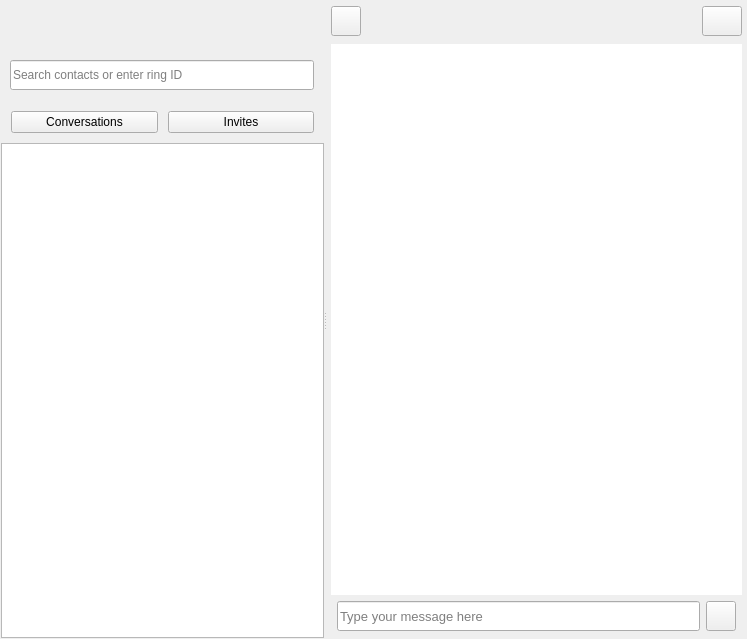
This is callwidget.ui in savoirfairelinux/jami-client-windows as Qt 5 draws it before an edit. The edited form follows.
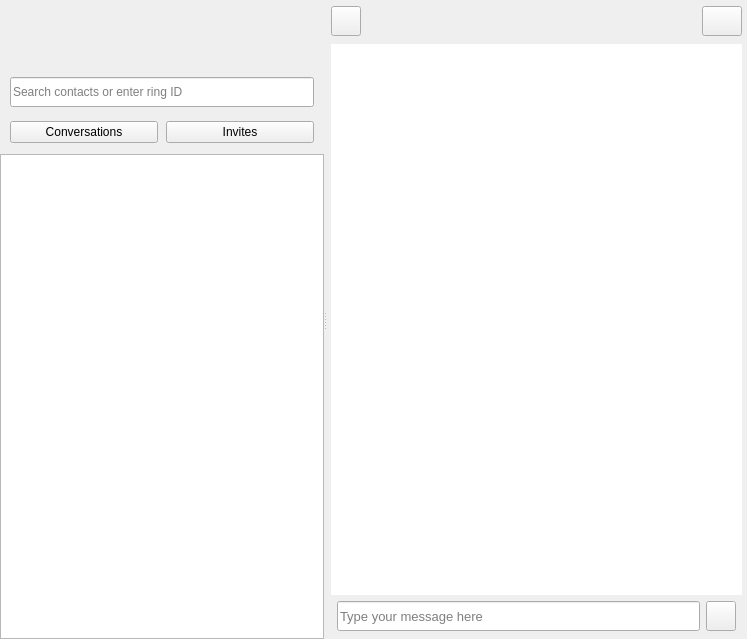
This is the edited form. Icons and pictures are not drawn. Custom widgets are drawn as their Qt base class.

Commit message: ui margin changes and shadowEffect

What changed in the file:
```diff
--- a/callwidget.ui
+++ b/callwidget.ui
@@ -93,12 +93,44 @@
           <number>0</number>
          </property>
          <item row="0" column="0">
-          <layout class="QVBoxLayout" name="verticalLayout_2" stretch="0,0,0">
+          <layout class="QVBoxLayout" name="verticalLayout_2" stretch="0,0">
            <property name="spacing">
             <number>0</number>
            </property>
            <property name="sizeConstraint">
             <enum>QLayout::SetDefaultConstraint</enum>
+           </property>
+           <item>
+            <widget class="QWidget" name="smartListWidget" native="true">
+             <layout class="QVBoxLayout" name="verticalLayout_5">
+              <property name="spacing">
+               <number>2</number>
+              </property>
+              <property name="leftMargin">
+               <number>0</number>
+              </property>
+              <property name="topMargin">
+               <number>0</number>
+              </property>
+              <property name="rightMargin">
+               <number>0</number>
+              </property>
+              <property name="bottomMargin">
+               <number>0</number>
+              </property>
+              <item>
+               <layout class="QVBoxLayout" name="comboBoxLayout_3">
+                <property name="spacing">
+                 <number>0</number>
+                </property>
+                <property name="leftMargin">
+                 <number>0</number>
+                </property>
+                <property name="topMargin">
+                 <number>10</number>
+                </property>
+                <property name="bottomMargin">
+                 <number>2</number>
            </property>
            <item>
             <widget class="CurrentAccountComboBox" name="currentAccountComboBox" native="true">
@@ -111,7 +143,13 @@
              <property name="minimumSize">
               <size>
                <width>0</width>
-               <height>60</height>
+                    <height>55</height>
+                   </size>
+                  </property>
+                  <property name="maximumSize">
+                   <size>
+                    <width>16777215</width>
+                    <height>55</height>
               </size>
              </property>
              <property name="autoFillBackground">
@@ -122,55 +160,25 @@
              </property>
             </widget>
            </item>
+               </layout>
+              </item>
            <item>
-            <widget class="QWidget" name="selectBar" native="true">
-             <property name="sizePolicy">
-              <sizepolicy hsizetype="MinimumExpanding" vsizetype="MinimumExpanding">
-               <horstretch>0</horstretch>
-               <verstretch>0</verstretch>
-              </sizepolicy>
-             </property>
-             <property name="maximumSize">
-              <size>
-               <width>16777214</width>
-               <height>30</height>
-              </size>
-             </property>
-             <layout class="QHBoxLayout" name="selectBar_layout" stretch="0,0,0">
+               <layout class="QVBoxLayout" name="searchbarLayout">
               <property name="spacing">
-               <number>0</number>
-              </property>
-              <property name="sizeConstraint">
-               <enum>QLayout::SetDefaultConstraint</enum>
+                 <number>6</number>
               </property>
               <property name="leftMargin">
-               <number>0</number>
+                 <number>10</number>
               </property>
               <property name="topMargin">
-               <number>0</number>
+                 <number>8</number>
               </property>
               <property name="rightMargin">
-               <number>0</number>
+                 <number>10</number>
               </property>
               <property name="bottomMargin">
-               <number>0</number>
-              </property>
-              <item>
-               <spacer name="horizontalSpacer">
-                <property name="orientation">
-                 <enum>Qt::Horizontal</enum>
-                </property>
-                <property name="sizeType">
-                 <enum>QSizePolicy::Fixed</enum>
-                </property>
-                <property name="sizeHint" stdset="0">
-                 <size>
-                  <width>10</width>
-                  <height>38</height>
-                 </size>
-                </property>
-               </spacer>
-              </item>
+                 <number>4</number>
+                </property>
               <item>
                <widget class="RingContactLineEdit" name="ringContactLineEdit">
                 <property name="enabled">
@@ -184,7 +192,7 @@
                 </property>
                 <property name="minimumSize">
                  <size>
-                  <width>266</width>
+                    <width>200</width>
                   <height>30</height>
                  </size>
                 </property>
@@ -219,76 +227,31 @@
                 </property>
                </widget>
               </item>
-              <item>
-               <spacer name="horizontalSpacer_2">
-                <property name="orientation">
-                 <enum>Qt::Horizontal</enum>
-                </property>
-                <property name="sizeType">
-                 <enum>QSizePolicy::Fixed</enum>
-                </property>
-                <property name="sizeHint" stdset="0">
-                 <size>
-                  <width>10</width>
-                  <height>38</height>
-                 </size>
-                </property>
-               </spacer>
-              </item>
-             </layout>
-            </widget>
-           </item>
-           <item>
-            <widget class="QWidget" name="smartListWidget" native="true">
-             <layout class="QVBoxLayout" name="verticalLayout_5" stretch="0,0,0">
-              <property name="spacing">
-               <number>0</number>
-              </property>
-              <property name="leftMargin">
-               <number>1</number>
-              </property>
-              <property name="topMargin">
-               <number>1</number>
-              </property>
-              <property name="rightMargin">
-               <number>0</number>
-              </property>
-              <property name="bottomMargin">
-               <number>1</number>
-              </property>
-              <item>
-               <widget class="QWidget" name="missingButtonsDummyWidget" native="true">
-                <property name="sizePolicy">
-                 <sizepolicy hsizetype="Preferred" vsizetype="Fixed">
-                  <horstretch>0</horstretch>
-                  <verstretch>0</verstretch>
-                 </sizepolicy>
-                </property>
-                <property name="minimumSize">
-                 <size>
-                  <width>0</width>
-                  <height>10</height>
-                 </size>
-                </property>
-               </widget>
+               </layout>
               </item>
               <item>
                <widget class="ConversationsFilterWidget" name="conversationsFilterWidget" native="true">
-                <layout class="QHBoxLayout" name="conversationFilterLayout">
+                <property name="sizePolicy">
+                 <sizepolicy hsizetype="Preferred" vsizetype="Fixed">
+                  <horstretch>0</horstretch>
+                  <verstretch>0</verstretch>
+                 </sizepolicy>
+                </property>
+                <layout class="QHBoxLayout" name="horizontalLayout_4">
                  <property name="spacing">
-                  <number>10</number>
+                  <number>8</number>
                  </property>
                  <property name="leftMargin">
                   <number>10</number>
                  </property>
                  <property name="topMargin">
-                  <number>10</number>
+                  <number>8</number>
                  </property>
                  <property name="rightMargin">
                   <number>10</number>
                  </property>
                  <property name="bottomMargin">
-                  <number>10</number>
+                  <number>5</number>
                  </property>
                  <item>
                   <widget class="QPushButton" name="buttonConversations">
@@ -313,6 +276,14 @@
                 </layout>
                </widget>
               </item>
+             </layout>
+            </widget>
+           </item>
+           <item>
+            <layout class="QVBoxLayout" name="verticalLayout_13">
+             <property name="topMargin">
+              <number>6</number>
+             </property>
               <item>
                <widget class="SmartListView" name="smartList">
                 <property name="autoScrollMargin">
@@ -336,7 +307,6 @@
                </widget>
               </item>
              </layout>
-            </widget>
            </item>
           </layout>
          </item>
```
Lines whose indentation alone changed are shown as unchanged. The commit also changes 8 other files.
